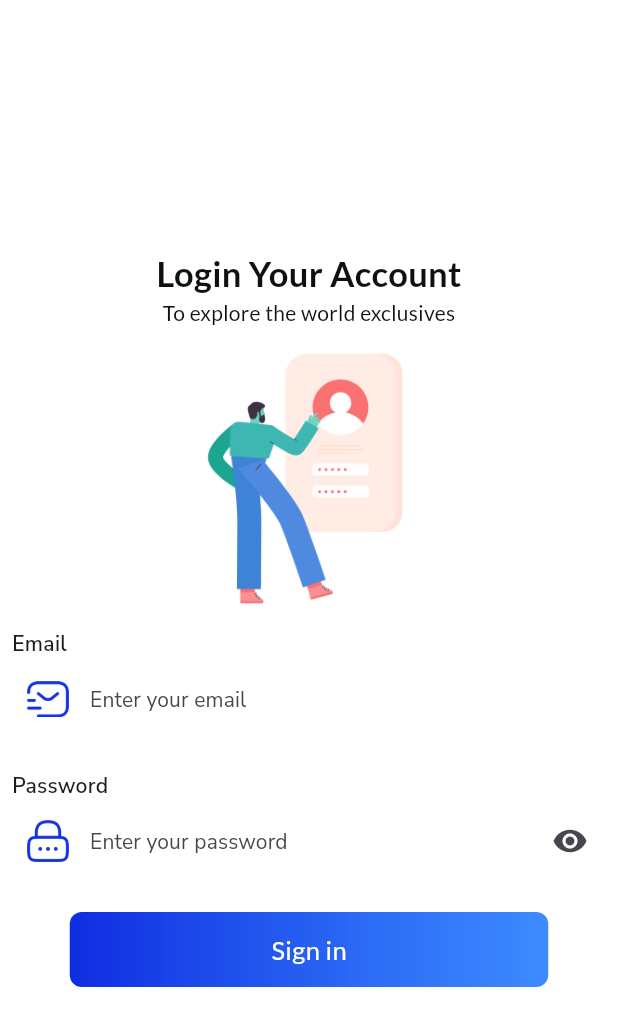
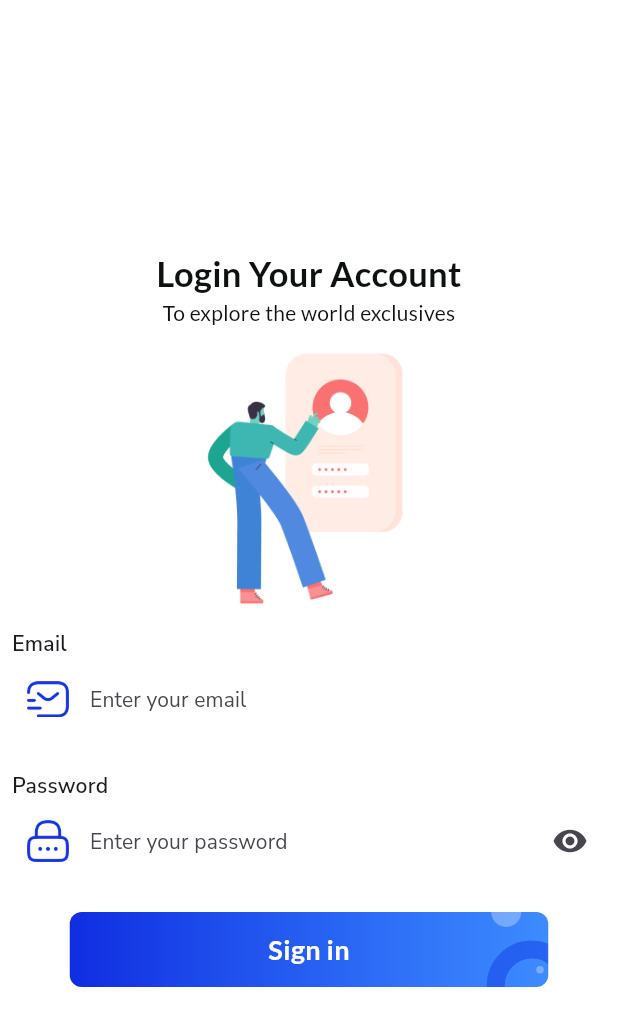
Before and after one commit to justicenyaga/mac-store-app, a Flutter app: the screen it shows after launch, on a phone screen of 412 x 824 dp. Shown: the top 1026 px of the screen. Run offline on Flutter 3.47's test engine with Material 3 defaults, Android fonts, the phone set to English and light mode, and no system bars; our stand-ins replace google_fonts.

Commit message:
decorate sign in button

```diff
--- a/lib/views/screens/authentication_screens/login_screen.dart
+++ b/lib/views/screens/authentication_screens/login_screen.dart
@@ -125,15 +125,70 @@
                     ],
                   ),
                 ),
-                child: Center(
+                child: Stack(
+                  children: [
+                    Positioned(
+                      left: 278,
+                      top: 19,
+                      child: Opacity(
+                        opacity: 0.5,
+                        child: Container(
+                          width: 60,
+                          height: 60,
+                          clipBehavior: Clip.antiAlias,
+                          decoration: BoxDecoration(
+                            borderRadius: BorderRadius.circular(30),
+                            border: Border.all(
+                              width: 12,
+                              color: const Color(0xFF103DE5),
+                            ),
+                          ),
+                        ),
+                      ),
+                    ),
+                    Positioned(
+                      left: 311,
+                      top: 36,
+                      child: Opacity(
+                        opacity: 0.3,
+                        child: Container(
+                          width: 5,
+                          height: 5,
+                          clipBehavior: Clip.antiAlias,
+                          decoration: BoxDecoration(
+                            borderRadius: BorderRadius.circular(3),
+                            color: Colors.white,
+                          ),
+                        ),
+                      ),
+                    ),
+                    Positioned(
+                      left: 281,
+                      top: -10,
+                      child: Opacity(
+                        opacity: 0.3,
+                        child: Container(
+                          width: 20,
+                          height: 20,
+                          decoration: BoxDecoration(
+                            color: Colors.white,
+                            borderRadius: BorderRadius.circular(10),
+                          ),
+                        ),
+                      ),
+                    ),
+                    Center(
                       child: Text(
                         "Sign in",
                         style: GoogleFonts.getFont(
                           "Lato",
-                      fontSize: 17,
                           color: Colors.white,
+                          fontSize: 18,
+                          fontWeight: FontWeight.bold,
                         ),
                       ),
+                    )
+                  ],
                 ),
               ),
             ],
```
Lines whose indentation alone changed are shown as unchanged.
